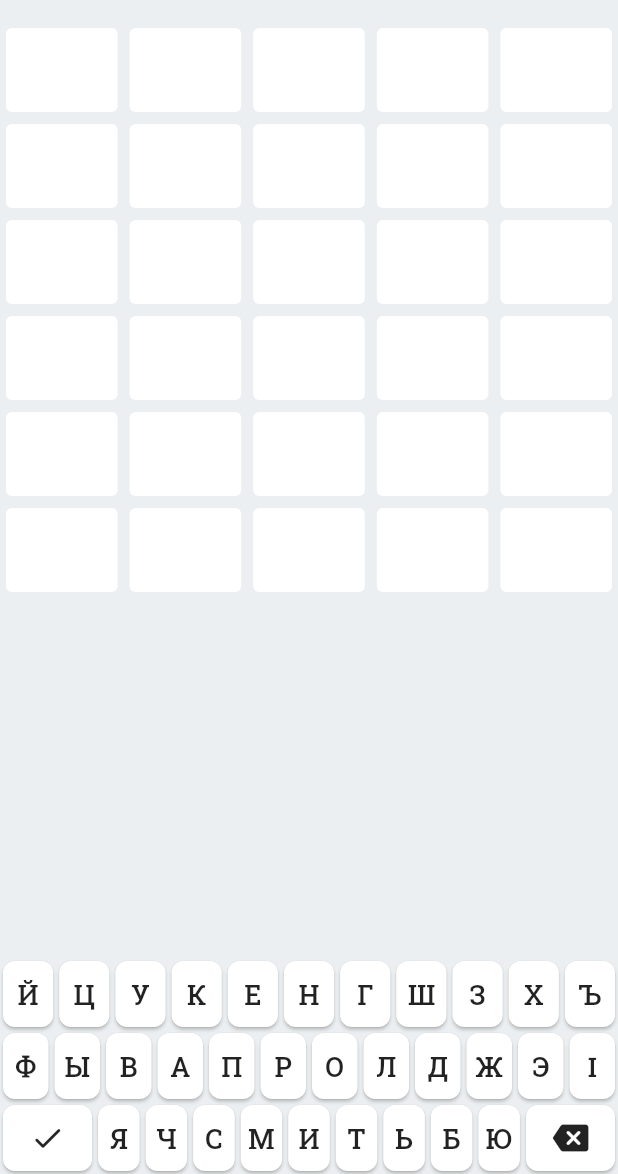
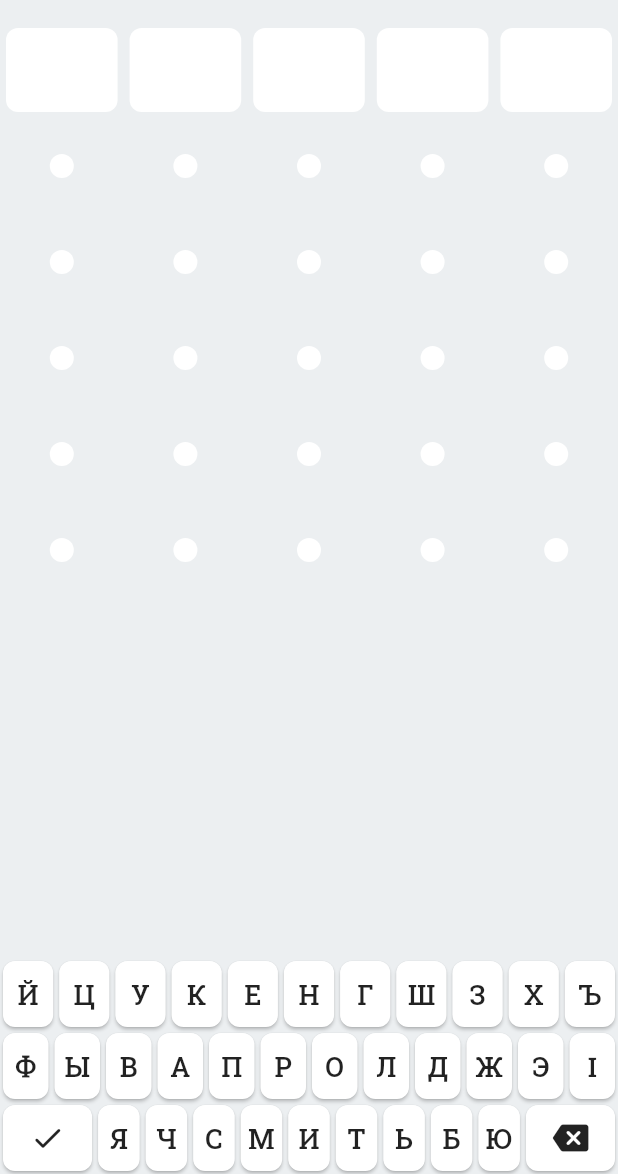
Before and after one commit to raxysstudios/mecel, a Flutter app: the screen it shows after launch, on a phone screen of 412 x 824 dp, the part 62-1236 px from its top. Run offline on Flutter 3.47's test engine with Material 2 defaults, Android fonts, the light colour scheme and no system bars; our stand-ins replace google_fonts.

Commit message:
Improve play field UI

```diff
--- a/lib/modules/play/screens/play.dart
+++ b/lib/modules/play/screens/play.dart
@@ -52,7 +52,7 @@ class _PlayScreenState extends State<PlayScreen> {
   void nextAttempt() {
     if (!done &&
         attempts.last.length == word.length &&
-        attempts.length < widget.maxAttempts) {
+        attempts.length <= widget.maxAttempts) {
       setState(() {
         attempts.add('');
       });
@@ -97,12 +97,21 @@ class _PlayScreenState extends State<PlayScreen> {
       ),
       body: Column(
         children: [
-          for (var i = 0; i < widget.maxAttempts; i++)
+          for (var i = 0; i < attempts.length - 1; i++)
             WordAttempt(
               length: word.length,
-              text: i < attempts.length ? attempts[i] : '',
-              check: i < attempts.length - 1 ? word : null,
+              text: attempts[i],
+              check: word,
             ),
+          if (done
+              ? attempts.length < widget.maxAttempts
+              : attempts.length <= widget.maxAttempts)
+            WordAttempt(
+              length: word.length,
+              text: done ? null : attempts.last,
+            ),
+          for (var i = attempts.length; i < widget.maxAttempts; i++)
+            WordAttempt(length: word.length),
           const Expanded(
             child: SizedBox(),
           ),
--- /dev/null
+++ b/lib/modules/play/widgets/letter_card.dart
@@ -0,0 +1,43 @@
+import 'package:flutter/material.dart';
+import 'package:google_fonts/google_fonts.dart';
+
+class LetterCard extends StatelessWidget {
+  const LetterCard({
+    required this.text,
+    required this.backgroundColor,
+    required this.color,
+    Key? key,
+  }) : super(key: key);
+
+  final Color? backgroundColor;
+  final Color? color;
+  final String? text;
+
+  @override
+  Widget build(BuildContext context) {
+    return Flexible(
+      child: AnimatedContainer(
+        margin: const EdgeInsets.all(4),
+        duration: const Duration(milliseconds: 200),
+        width: text == null ? 16 : null,
+        height: text == null ? 16 : null,
+        decoration: BoxDecoration(
+          color: backgroundColor,
+          borderRadius: BorderRadius.all(
+            Radius.circular(text == null ? 32 : 8),
+          ),
+        ),
+        child: Center(
+          child: Text(
+            text?.toUpperCase() ?? '',
+            style: GoogleFonts.robotoSlab(
+              fontWeight: FontWeight.bold,
+              fontSize: 32,
+              color: color,
+            ),
+          ),
+        ),
+      ),
+    );
+  }
+}
--- a/lib/modules/play/widgets/share_button.dart
+++ b/lib/modules/play/widgets/share_button.dart
@@ -16,7 +16,7 @@ class ShareButton extends StatelessWidget {
   final String word;
 
   String computeResultText() {
-    var text = 'Mecel ${getCurrentDay()} ${attempts.length}/$maxAttempts';
+    var text = 'Mecel ${getCurrentDay()} ${attempts.length}/$maxAttempts\n';
     for (final attempt in attempts) {
       text += '\n';
       for (var i = 0; i < word.length && i < attempt.length; i++) {
@@ -41,7 +41,6 @@ class ShareButton extends StatelessWidget {
           context,
           icon: Icons.content_copy_rounded,
           text: 'Copied to clipboard.',
-          short: true,
         );
       },
       tooltip: 'Share',
--- a/lib/modules/play/widgets/word_attempt.dart
+++ b/lib/modules/play/widgets/word_attempt.dart
@@ -1,29 +1,33 @@
 import 'package:flutter/material.dart';
 import 'package:google_fonts/google_fonts.dart';
+import 'package:wordle/modules/play/widgets/letter_card.dart';
 
 class WordAttempt extends StatelessWidget {
   const WordAttempt({
     required this.length,
-    this.text = '',
+    this.text,
     this.check,
     Key? key,
   }) : super(key: key);
 
   final int length;
-  final String text;
+  final String? text;
   final String? check;
 
   @override
   Widget build(BuildContext context) {
+    final colorScheme = Theme.of(context).colorScheme;
     return SizedBox(
       height: 64,
       child: Row(
+        mainAxisAlignment: MainAxisAlignment.spaceAround,
+        // crossAxisAlignment: CrossAxisAlignment.center,
         children: [
           for (var i = 0; i < length; i++)
-            Expanded(
-              child: Builder(
+            Builder(
               builder: (context) {
-                  final char = i < text.length ? text[i] : '';
+                var char = '';
+                if (text != null && i < text!.length) char = text![i];
                 Color? color;
 
                 if (check != null && char.isNotEmpty) {
@@ -34,24 +38,12 @@ class WordAttempt extends StatelessWidget {
                           ? Colors.green.shade400
                           : Colors.amber.shade400;
                 }
-
-                  return Card(
-                    color: color,
-                    elevation: 0,
-                    child: Center(
-                      child: Builder(builder: (context) {
-                        return Text(
-                          char.toUpperCase(),
-                          style: GoogleFonts.robotoSlab(
-                              fontWeight: FontWeight.bold,
-                              fontSize: 32,
-                              color: color == null ? null : Colors.white),
-                        );
-                      }),
-                    ),
+                return LetterCard(
+                  text: text == null ? null : char,
+                  backgroundColor: color ?? colorScheme.surface,
+                  color: color == null ? null : colorScheme.surface,
                 );
               },
-              ),
             )
         ],
       ),
--- a/lib/shared/snackbar.dart
+++ b/lib/shared/snackbar.dart
@@ -4,19 +4,14 @@ void showSnackbar(
   BuildContext context, {
   IconData icon = Icons.error_outline_outlined,
   String text = 'Error!',
-  bool short = false,
 }) {
   final theme = Theme.of(context);
   final messenger = ScaffoldMessenger.of(context);
   messenger.hideCurrentSnackBar();
   messenger.showSnackBar(
     SnackBar(
-      duration: Duration(seconds: short ? 1 : 4),
-      shape: const RoundedRectangleBorder(
-        borderRadius: BorderRadius.vertical(
-          top: Radius.circular(16),
-        ),
-      ),
+      behavior: SnackBarBehavior.floating,
+      duration: const Duration(seconds: 2),
       backgroundColor: theme.colorScheme.surface,
       content: Row(
         children: [
```
Lines whose indentation alone changed are shown as unchanged.
